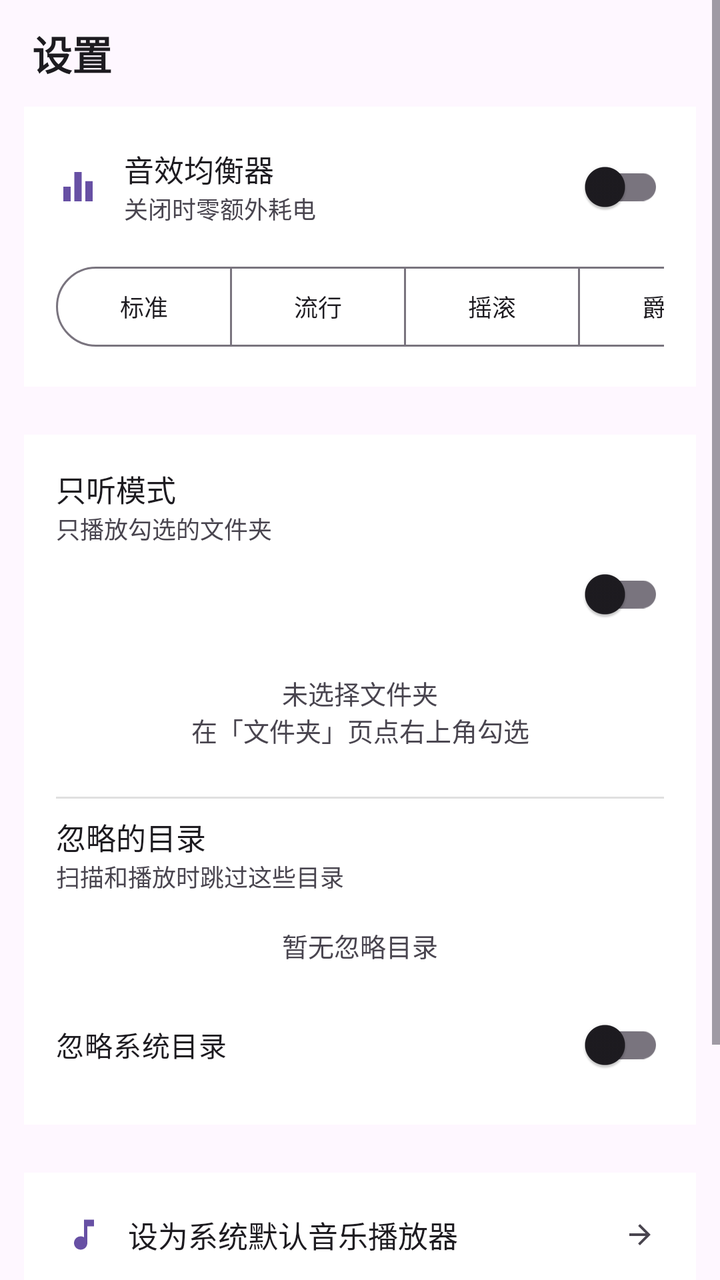
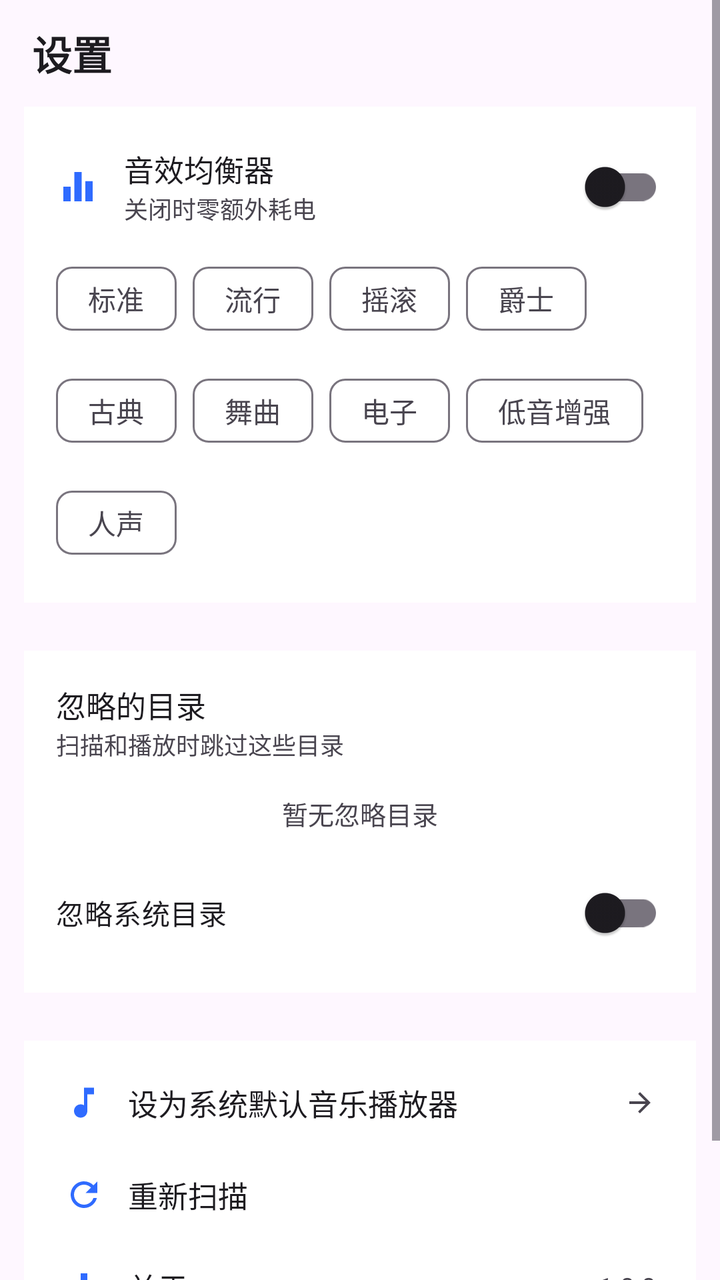

An Android layout rendered at two revisions. The XML below is the earlier revision; the diff shows what the commit changed to produce the second picture.
<!-- AndroidManifest.xml: application theme Theme.LeLing -->
<!-- res/layout/fragment_settings.xml -->
<?xml version="1.0" encoding="utf-8"?>
<ScrollView xmlns:android="http://schemas.android.com/apk/res/android"
    xmlns:app="http://schemas.android.com/apk/res-auto"
    xmlns:tools="http://schemas.android.com/tools"
    android:layout_width="match_parent"
    android:layout_height="match_parent"
    android:fillViewport="true">

    <LinearLayout
        android:layout_width="match_parent"
        android:layout_height="wrap_content"
        android:orientation="vertical"
        android:paddingBottom="32dp">

        <TextView
            android:layout_width="wrap_content"
            android:layout_height="wrap_content"
            android:paddingStart="16dp"
            android:paddingTop="12dp"
            android:paddingEnd="16dp"
            android:text="@string/tab_settings"
            android:textColor="?android:attr/textColorPrimary"
            android:textSize="20sp"
            android:textStyle="bold" />

        
        <LinearLayout
            android:layout_width="match_parent"
            android:layout_height="wrap_content"
            android:background="?android:attr/colorBackgroundFloating"
            android:orientation="vertical"
            android:layout_margin="12dp"
            android:padding="16dp">

            <LinearLayout
                android:layout_width="match_parent"
                android:layout_height="wrap_content"
                android:gravity="center_vertical"
                android:orientation="horizontal">

                <ImageView
                    android:layout_width="22dp"
                    android:layout_height="22dp"
                    app:srcCompat="@drawable/ic_equalizer"
                    app:tint="?attr/colorPrimary" />

                <LinearLayout
                    android:layout_width="0dp"
                    android:layout_height="wrap_content"
                    android:layout_marginStart="12dp"
                    android:layout_weight="1"
                    android:orientation="vertical">

                    <TextView
                        android:layout_width="wrap_content"
                        android:layout_height="wrap_content"
                        android:text="@string/settings_eq"
                        android:textColor="?android:attr/textColorPrimary"
                        android:textSize="15sp" />

                    <TextView
                        android:layout_width="wrap_content"
                        android:layout_height="wrap_content"
                        android:text="@string/settings_eq_hint"
                        android:textColor="?android:attr/textColorSecondary"
                        android:textSize="12sp" />
                </LinearLayout>

                <com.google.android.material.switchmaterial.SwitchMaterial
                    android:id="@+id/eqSwitch"
                    android:layout_width="wrap_content"
                    android:layout_height="wrap_content" />
            </LinearLayout>

            <HorizontalScrollView
                android:id="@+id/eqScroll"
                android:layout_width="match_parent"
                android:layout_height="wrap_content"
                android:layout_marginTop="12dp"
                android:scrollbars="none">

                <com.google.android.material.button.MaterialButtonToggleGroup
                    android:id="@+id/eqGroup"
                    android:layout_width="wrap_content"
                    android:layout_height="wrap_content"
                    android:orientation="horizontal"
                    app:selectionRequired="true"
                    app:singleSelection="true">

                    <Button
                        android:id="@+id/eq0"
                        style="?attr/materialButtonOutlinedStyle"
                        android:layout_width="wrap_content"
                        android:layout_height="wrap_content"
                        android:layout_marginEnd="4dp"
                        android:text="标准"
                        android:textSize="12sp" />

                    <Button
                        android:id="@+id/eq1"
                        style="?attr/materialButtonOutlinedStyle"
                        android:layout_width="wrap_content"
                        android:layout_height="wrap_content"
                        android:layout_marginEnd="4dp"
                        android:text="流行"
                        android:textSize="12sp" />

                    <Button
                        android:id="@+id/eq2"
                        style="?attr/materialButtonOutlinedStyle"
                        android:layout_width="wrap_content"
                        android:layout_height="wrap_content"
                        android:layout_marginEnd="4dp"
                        android:text="摇滚"
                        android:textSize="12sp" />

                    <Button
                        android:id="@+id/eq3"
                        style="?attr/materialButtonOutlinedStyle"
                        android:layout_width="wrap_content"
                        android:layout_height="wrap_content"
                        android:layout_marginEnd="4dp"
                        android:text="爵士"
                        android:textSize="12sp" />

                    <Button
                        android:id="@+id/eq4"
                        style="?attr/materialButtonOutlinedStyle"
                        android:layout_width="wrap_content"
                        android:layout_height="wrap_content"
                        android:layout_marginEnd="4dp"
                        android:text="古典"
                        android:textSize="12sp" />

                    <Button
                        android:id="@+id/eq5"
                        style="?attr/materialButtonOutlinedStyle"
                        android:layout_width="wrap_content"
                        android:layout_height="wrap_content"
                        android:layout_marginEnd="4dp"
                        android:text="舞曲"
                        android:textSize="12sp" />

                    <Button
                        android:id="@+id/eq6"
                        style="?attr/materialButtonOutlinedStyle"
                        android:layout_width="wrap_content"
                        android:layout_height="wrap_content"
                        android:layout_marginEnd="4dp"
                        android:text="电子"
                        android:textSize="12sp" />

                    <Button
                        android:id="@+id/eq7"
                        style="?attr/materialButtonOutlinedStyle"
                        android:layout_width="wrap_content"
                        android:layout_height="wrap_content"
                        android:layout_marginEnd="4dp"
                        android:text="低音增强"
                        android:textSize="12sp" />

                    <Button
                        android:id="@+id/eq8"
                        style="?attr/materialButtonOutlinedStyle"
                        android:layout_width="wrap_content"
                        android:layout_height="wrap_content"
                        android:text="人声"
                        android:textSize="12sp" />
                </com.google.android.material.button.MaterialButtonToggleGroup>
            </HorizontalScrollView>
        </LinearLayout>

        
        <LinearLayout
            android:layout_width="match_parent"
            android:layout_height="wrap_content"
            android:background="?android:attr/colorBackgroundFloating"
            android:orientation="vertical"
            android:layout_margin="12dp"
            android:padding="16dp">

            <TextView
                android:layout_width="wrap_content"
                android:layout_height="wrap_content"
                android:text="@string/settings_whitelist"
                android:textColor="?android:attr/textColorPrimary"
                android:textSize="15sp" />

            <TextView
                android:layout_width="wrap_content"
                android:layout_height="wrap_content"
                android:text="@string/settings_whitelist_hint"
                android:textColor="?android:attr/textColorSecondary"
                android:textSize="12sp" />

            <com.google.android.material.switchmaterial.SwitchMaterial
                android:id="@+id/whitelistSwitch"
                android:layout_width="match_parent"
                android:layout_height="wrap_content" />

            <LinearLayout
                android:id="@+id/whitelistList"
                android:layout_width="match_parent"
                android:layout_height="wrap_content"
                android:orientation="vertical" />

            <TextView
                android:id="@+id/whitelistEmpty"
                android:layout_width="match_parent"
                android:layout_height="wrap_content"
                android:gravity="center"
                android:padding="16dp"
                android:text="@string/whitelist_empty"
                android:textColor="?android:attr/textColorSecondary"
                android:textSize="13sp" />

            <View
                android:layout_width="match_parent"
                android:layout_height="1dp"
                android:layout_marginVertical="8dp"
                android:background="?android:attr/listDivider" />

            <TextView
                android:layout_width="wrap_content"
                android:layout_height="wrap_content"
                android:text="@string/settings_ignored"
                android:textColor="?android:attr/textColorPrimary"
                android:textSize="15sp" />

            <TextView
                android:layout_width="wrap_content"
                android:layout_height="wrap_content"
                android:text="@string/settings_ignored_hint"
                android:textColor="?android:attr/textColorSecondary"
                android:textSize="12sp" />

            <LinearLayout
                android:id="@+id/ignoredList"
                android:layout_width="match_parent"
                android:layout_height="wrap_content"
                android:orientation="vertical" />

            <TextView
                android:id="@+id/ignoredEmpty"
                android:layout_width="match_parent"
                android:layout_height="wrap_content"
                android:gravity="center"
                android:padding="16dp"
                android:text="@string/ignored_empty"
                android:textColor="?android:attr/textColorSecondary"
                android:textSize="13sp" />

            <com.google.android.material.switchmaterial.SwitchMaterial
                android:id="@+id/sysIgnoreSwitch"
                android:layout_width="match_parent"
                android:layout_height="wrap_content"
                android:text="@string/settings_ignore_system" />
        </LinearLayout>

        
        <LinearLayout
            android:layout_width="match_parent"
            android:layout_height="wrap_content"
            android:background="?android:attr/colorBackgroundFloating"
            android:orientation="vertical"
            android:layout_margin="12dp"
            android:padding="8dp">

            <LinearLayout
                android:id="@+id/rowDefaultPlayer"
                android:layout_width="match_parent"
                android:layout_height="wrap_content"
                android:background="?attr/selectableItemBackground"
                android:gravity="center_vertical"
                android:orientation="horizontal"
                android:padding="12dp">

                <ImageView
                    android:layout_width="20dp"
                    android:layout_height="20dp"
                    app:srcCompat="@drawable/ic_music_note"
                    app:tint="?attr/colorPrimary" />

                <TextView
                    android:layout_width="0dp"
                    android:layout_height="wrap_content"
                    android:layout_marginStart="12dp"
                    android:layout_weight="1"
                    android:text="@string/settings_default_player"
                    android:textColor="?android:attr/textColorPrimary"
                    android:textSize="15sp" />

                <ImageView
                    android:layout_width="16dp"
                    android:layout_height="16dp"
                    android:rotation="180"
                    app:srcCompat="@drawable/ic_arrow_back"
                    app:tint="?android:attr/textColorSecondary" />
            </LinearLayout>

            <LinearLayout
                android:id="@+id/rowRescan"
                android:layout_width="match_parent"
                android:layout_height="wrap_content"
                android:background="?attr/selectableItemBackground"
                android:gravity="center_vertical"
                android:orientation="horizontal"
                android:padding="12dp">

                <ImageView
                    android:layout_width="20dp"
                    android:layout_height="20dp"
                    app:srcCompat="@drawable/ic_refresh"
                    app:tint="?attr/colorPrimary" />

                <TextView
                    android:layout_width="0dp"
                    android:layout_height="wrap_content"
                    android:layout_marginStart="12dp"
                    android:layout_weight="1"
                    android:text="@string/rescan"
                    android:textColor="?android:attr/textColorPrimary"
                    android:textSize="15sp" />
            </LinearLayout>

            <LinearLayout
                android:id="@+id/rowAbout"
                android:layout_width="match_parent"
                android:layout_height="wrap_content"
                android:background="?attr/selectableItemBackground"
                android:gravity="center_vertical"
                android:orientation="horizontal"
                android:padding="12dp">

                <ImageView
                    android:layout_width="20dp"
                    android:layout_height="20dp"
                    app:srcCompat="@drawable/ic_equalizer"
                    app:tint="?attr/colorPrimary" />

                <TextView
                    android:layout_width="0dp"
                    android:layout_height="wrap_content"
                    android:layout_marginStart="12dp"
                    android:layout_weight="1"
                    android:text="@string/settings_about"
                    android:textColor="?android:attr/textColorPrimary"
                    android:textSize="15sp" />

                <TextView
                    android:layout_width="wrap_content"
                    android:layout_height="wrap_content"
                    android:text="v1.0.0"
                    android:textColor="?android:attr/textColorSecondary"
                    android:textSize="13sp" />
            </LinearLayout>
        </LinearLayout>
    </LinearLayout>
</ScrollView>
<!-- resources referenced by this layout -->
<resources>
  <!-- drawable ic_arrow_back (drawable) -->
  <?xml version="1.0" encoding="utf-8"?>
  <vector xmlns:android="http://schemas.android.com/apk/res/android"
      android:width="24dp" android:height="24dp"
      android:viewportWidth="24" android:viewportHeight="24"
      android:tint="?attr/colorControlNormal">
      <path android:fillColor="#FF000000" android:pathData="M20,11H7.83l5.59,-5.59L12,4l-8,8 8,8 1.41,-1.41L7.83,13H20v-2z" />
  </vector>
  <!-- drawable ic_equalizer (drawable) -->
  <?xml version="1.0" encoding="utf-8"?>
  <vector xmlns:android="http://schemas.android.com/apk/res/android"
      android:width="24dp" android:height="24dp"
      android:viewportWidth="24" android:viewportHeight="24"
      android:tint="?attr/colorControlNormal">
      <path android:fillColor="#FF000000" android:pathData="M10,20h4L14,4h-4v16zM4,20h4L8,12L4,12v8zM16,9v11h4L20,9h-4z" />
  </vector>
  <!-- drawable ic_music_note (drawable) -->
  <?xml version="1.0" encoding="utf-8"?>
  <vector xmlns:android="http://schemas.android.com/apk/res/android"
      android:width="24dp" android:height="24dp"
      android:viewportWidth="24" android:viewportHeight="24"
      android:tint="?attr/colorControlNormal">
      <path android:fillColor="#FF000000" android:pathData="M12,3v10.55c-0.59,-0.34 -1.27,-0.55 -2,-0.55 -2.21,0 -4,1.79 -4,4s1.79,4 4,4 4,-1.79 4,-4V7h4V3h-6z" />
  </vector>
  <!-- drawable ic_refresh (drawable) -->
  <?xml version="1.0" encoding="utf-8"?>
  <vector xmlns:android="http://schemas.android.com/apk/res/android"
      android:width="24dp" android:height="24dp"
      android:viewportWidth="24" android:viewportHeight="24"
      android:tint="?attr/colorControlNormal">
      <path android:fillColor="#FF000000" android:pathData="M17.65,6.35C16.2,4.9 14.21,4 12,4c-4.42,0 -7.99,3.58 -7.99,8s3.57,8 7.99,8c3.73,0 6.84,-2.55 7.73,-6h-2.08c-0.82,2.33 -3.04,4 -5.65,4 -3.31,0 -6,-2.69 -6,-6s2.69,-6 6,-6c1.66,0 3.14,0.69 4.22,1.78L13,11h7V4l-2.35,2.35z" />
  </vector>
  <string name="ignored_empty">暂无忽略目录</string>
  <string name="rescan">重新扫描</string>
  <string name="settings_about">关于</string>
  <string name="settings_default_player">设为系统默认音乐播放器</string>
  <string name="settings_eq">音效均衡器</string>
  <string name="settings_eq_hint">关闭时零额外耗电</string>
  <string name="settings_ignore_system">忽略系统目录</string>
  <string name="settings_ignored">忽略的目录</string>
  <string name="settings_ignored_hint">扫描和播放时跳过这些目录</string>
  <string name="settings_whitelist">只听模式</string>
  <string name="settings_whitelist_hint">只播放勾选的文件夹</string>
  <string name="tab_settings">设置</string>
  <string name="whitelist_empty">未选择文件夹\n在「文件夹」页点右上角勾选</string>
  <style name="Theme.LeLing" parent="Theme.Material3.DayNight.NoActionBar" />
</resources>

<!-- the commit's change to res/layout/fragment_settings.xml (unified diff, before → after) -->
@@ -72,102 +72,78 @@
                     android:layout_height="wrap_content" />
             </LinearLayout>
 
-            <HorizontalScrollView
-                android:id="@+id/eqScroll"
-                android:layout_width="match_parent"
-                android:layout_height="wrap_content"
-                android:layout_marginTop="12dp"
-                android:scrollbars="none">
-
-                <com.google.android.material.button.MaterialButtonToggleGroup
-                    android:id="@+id/eqGroup"
-                    android:layout_width="wrap_content"
-                    android:layout_height="wrap_content"
-                    android:orientation="horizontal"
-                    app:selectionRequired="true"
-                    app:singleSelection="true">
-
-                    <Button
-                        android:id="@+id/eq0"
-                        style="?attr/materialButtonOutlinedStyle"
-                        android:layout_width="wrap_content"
-                        android:layout_height="wrap_content"
-                        android:layout_marginEnd="4dp"
-                        android:text="标准"
-                        android:textSize="12sp" />
-
-                    <Button
-                        android:id="@+id/eq1"
-                        style="?attr/materialButtonOutlinedStyle"
-                        android:layout_width="wrap_content"
-                        android:layout_height="wrap_content"
-                        android:layout_marginEnd="4dp"
-                        android:text="流行"
-                        android:textSize="12sp" />
-
-                    <Button
-                        android:id="@+id/eq2"
-                        style="?attr/materialButtonOutlinedStyle"
-                        android:layout_width="wrap_content"
-                        android:layout_height="wrap_content"
-                        android:layout_marginEnd="4dp"
-                        android:text="摇滚"
-                        android:textSize="12sp" />
-
-                    <Button
-                        android:id="@+id/eq3"
-                        style="?attr/materialButtonOutlinedStyle"
-                        android:layout_width="wrap_content"
-                        android:layout_height="wrap_content"
-                        android:layout_marginEnd="4dp"
-                        android:text="爵士"
-                        android:textSize="12sp" />
-
-                    <Button
-                        android:id="@+id/eq4"
-                        style="?attr/materialButtonOutlinedStyle"
-                        android:layout_width="wrap_content"
-                        android:layout_height="wrap_content"
-                        android:layout_marginEnd="4dp"
-                        android:text="古典"
-                        android:textSize="12sp" />
-
-                    <Button
-                        android:id="@+id/eq5"
-                        style="?attr/materialButtonOutlinedStyle"
-                        android:layout_width="wrap_content"
-                        android:layout_height="wrap_content"
-                        android:layout_marginEnd="4dp"
-                        android:text="舞曲"
-                        android:textSize="12sp" />
-
-                    <Button
-                        android:id="@+id/eq6"
-                        style="?attr/materialButtonOutlinedStyle"
-                        android:layout_width="wrap_content"
-                        android:layout_height="wrap_content"
-                        android:layout_marginEnd="4dp"
-                        android:text="电子"
-                        android:textSize="12sp" />
-
-                    <Button
-                        android:id="@+id/eq7"
-                        style="?attr/materialButtonOutlinedStyle"
-                        android:layout_width="wrap_content"
-                        android:layout_height="wrap_content"
-                        android:layout_marginEnd="4dp"
-                        android:text="低音增强"
-                        android:textSize="12sp" />
-
-                    <Button
-                        android:id="@+id/eq8"
-                        style="?attr/materialButtonOutlinedStyle"
-                        android:layout_width="wrap_content"
-                        android:layout_height="wrap_content"
-                        android:text="人声"
-                        android:textSize="12sp" />
-                </com.google.android.material.button.MaterialButtonToggleGroup>
-            </HorizontalScrollView>
+            
+            <com.google.android.material.chip.ChipGroup
+                android:id="@+id/eqGroup"
+                android:layout_width="match_parent"
+                android:layout_height="wrap_content"
+                android:layout_marginTop="8dp"
+                app:selectionRequired="true"
+                app:singleSelection="true">
+
+                <com.google.android.material.chip.Chip
+                    android:id="@+id/eq0"
+                    style="@style/Widget.Material3.Chip.Filter"
+                    android:layout_width="wrap_content"
+                    android:layout_height="wrap_content"
+                    android:text="标准" />
+
+                <com.google.android.material.chip.Chip
+                    android:id="@+id/eq1"
+                    style="@style/Widget.Material3.Chip.Filter"
+                    android:layout_width="wrap_content"
+                    android:layout_height="wrap_content"
+                    android:text="流行" />
+
+                <com.google.android.material.chip.Chip
+                    android:id="@+id/eq2"
+                    style="@style/Widget.Material3.Chip.Filter"
+                    android:layout_width="wrap_content"
+                    android:layout_height="wrap_content"
+                    android:text="摇滚" />
+
+                <com.google.android.material.chip.Chip
+                    android:id="@+id/eq3"
+                    style="@style/Widget.Material3.Chip.Filter"
+                    android:layout_width="wrap_content"
+                    android:layout_height="wrap_content"
+                    android:text="爵士" />
+
+                <com.google.android.material.chip.Chip
+                    android:id="@+id/eq4"
+                    style="@style/Widget.Material3.Chip.Filter"
+                    android:layout_width="wrap_content"
+                    android:layout_height="wrap_content"
+                    android:text="古典" />
+
+                <com.google.android.material.chip.Chip
+                    android:id="@+id/eq5"
+                    style="@style/Widget.Material3.Chip.Filter"
+                    android:layout_width="wrap_content"
+                    android:layout_height="wrap_content"
+                    android:text="舞曲" />
+
+                <com.google.android.material.chip.Chip
+                    android:id="@+id/eq6"
+                    style="@style/Widget.Material3.Chip.Filter"
+                    android:layout_width="wrap_content"
+                    android:layout_height="wrap_content"
+                    android:text="电子" />
+
+                <com.google.android.material.chip.Chip
+                    android:id="@+id/eq7"
+                    style="@style/Widget.Material3.Chip.Filter"
+                    android:layout_width="wrap_content"
+                    android:layout_height="wrap_content"
+                    android:text="低音增强" />
+
+                <com.google.android.material.chip.Chip
+                    android:id="@+id/eq8"
+                    style="@style/Widget.Material3.Chip.Filter"
+                    android:layout_width="wrap_content"
+                    android:layout_height="wrap_content"
+                    android:text="人声" />
+            </com.google.android.material.chip.ChipGroup>
         </LinearLayout>
 
         
@@ -178,47 +154,6 @@
             android:orientation="vertical"
             android:layout_margin="12dp"
             android:padding="16dp">
-
-            <TextView
-                android:layout_width="wrap_content"
-                android:layout_height="wrap_content"
-                android:text="@string/settings_whitelist"
-                android:textColor="?android:attr/textColorPrimary"
-                android:textSize="15sp" />
-
-            <TextView
-                android:layout_width="wrap_content"
-                android:layout_height="wrap_content"
-                android:text="@string/settings_whitelist_hint"
-                android:textColor="?android:attr/textColorSecondary"
-                android:textSize="12sp" />
-
-            <com.google.android.material.switchmaterial.SwitchMaterial
-                android:id="@+id/whitelistSwitch"
-                android:layout_width="match_parent"
-                android:layout_height="wrap_content" />
-
-            <LinearLayout
-                android:id="@+id/whitelistList"
-                android:layout_width="match_parent"
-                android:layout_height="wrap_content"
-                android:orientation="vertical" />
-
-            <TextView
-                android:id="@+id/whitelistEmpty"
-                android:layout_width="match_parent"
-                android:layout_height="wrap_content"
-                android:gravity="center"
-                android:padding="16dp"
-                android:text="@string/whitelist_empty"
-                android:textColor="?android:attr/textColorSecondary"
-                android:textSize="13sp" />
-
-            <View
-                android:layout_width="match_parent"
-                android:layout_height="1dp"
-                android:layout_marginVertical="8dp"
-                android:background="?android:attr/listDivider" />
 
             <TextView
                 android:layout_width="wrap_content"
<!-- resource entries referenced after the edit -->
@@ -41,10 +41,17 @@
   <string name="settings_ignore_system">忽略系统目录</string>
   <string name="settings_ignored">忽略的目录</string>
   <string name="settings_ignored_hint">扫描和播放时跳过这些目录</string>
-  <string name="settings_whitelist">只听模式</string>
-  <string name="settings_whitelist_hint">只播放勾选的文件夹</string>
   <string name="tab_settings">设置</string>
-  <string name="whitelist_empty">未选择文件夹\n在「文件夹」页点右上角勾选</string>
-  <style name="Theme.LeLing" parent="Theme.Material3.DayNight.NoActionBar" />
+  <style name="Theme.LeLing" parent="Theme.Material3.DayNight.NoActionBar">
+          <item name="colorPrimary">@color/brand_primary</item>
+          <item name="colorOnPrimary">@android:color/white</item>
+          <item name="colorPrimaryContainer">@color/brand_primary_container</item>
+          <item name="colorOnPrimaryContainer">@color/brand_on_primary_container</item>
+          <item name="colorSecondary">@color/brand_primary</item>
+          <item name="colorSurface">@android:color/transparent</item>
+      </style>
+  <color name="brand_primary">#2F6BFF</color>
+  <color name="brand_primary_container">#DBE7FF</color>
+  <color name="brand_on_primary_container">#0F2A66</color>
 </resources>
 
